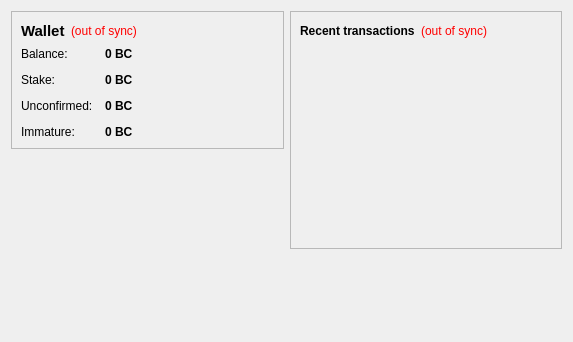
Before: the Qt Designer form src/qt/forms/overviewpage.ui in bogatyrov/valorbit, drawn with Qt 5.
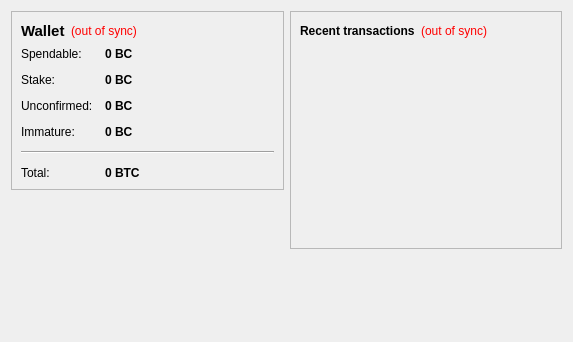
After: the same form once the commit is applied.

Commit message: gui: add total balance

Diff of the .ui file:
```diff
--- a/src/qt/forms/overviewpage.ui
+++ b/src/qt/forms/overviewpage.ui
@@ -86,7 +86,7 @@
           <item row="0" column="0">
            <widget class="QLabel" name="label">
             <property name="text">
-             <string>Balance:</string>
+             <string>Spendable:</string>
             </property>
            </widget>
           </item>
@@ -196,6 +196,42 @@
             </property>
            </widget>
           </item>
+          <item row="4" column="0" colspan="2">
+           <widget class="Line" name="line">
+            <property name="orientation">
+             <enum>Qt::Horizontal</enum>
+            </property>
+           </widget>
+          </item>
+          <item row="5" column="0">
+           <widget class="QLabel" name="labelTotalText">
+            <property name="text">
+             <string>Total:</string>
+            </property>
+           </widget>
+          </item>
+          <item row="5" column="1">
+           <widget class="QLabel" name="labelTotal">
+            <property name="font">
+             <font>
+              <weight>75</weight>
+              <bold>true</bold>
+             </font>
+            </property>
+            <property name="cursor">
+             <cursorShape>IBeamCursor</cursorShape>
+            </property>
+            <property name="toolTip">
+             <string>Your current total balance</string>
+            </property>
+            <property name="text">
+             <string notr="true">0 BTC</string>
+            </property>
+            <property name="textInteractionFlags">
+             <set>Qt::LinksAccessibleByMouse|Qt::TextSelectableByKeyboard|Qt::TextSelectableByMouse</set>
+            </property>
+           </widget>
+          </item>
          </layout>
         </item>
        </layout>
```
Left out of the diff: 2 changed lines with no effect on the pictures. The commit also changes 1 other file.
